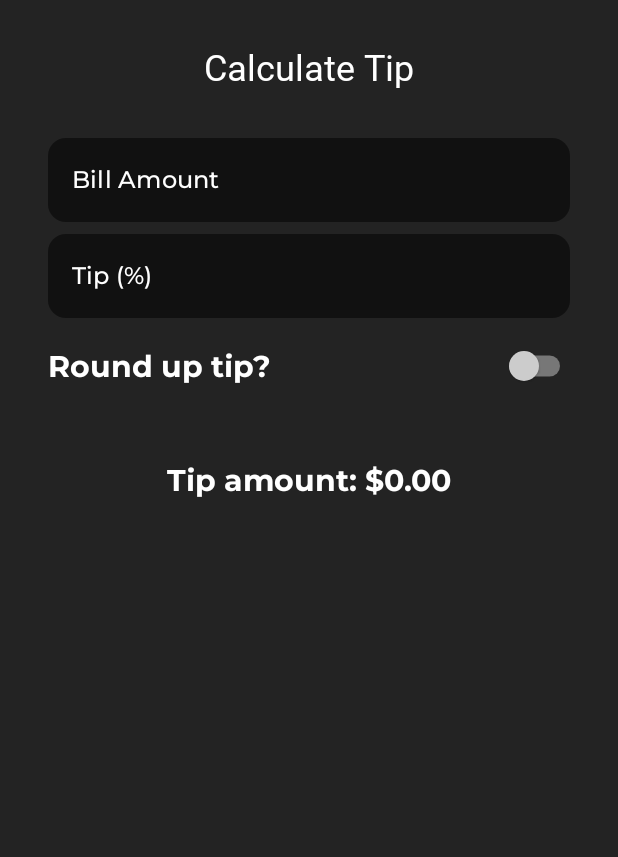
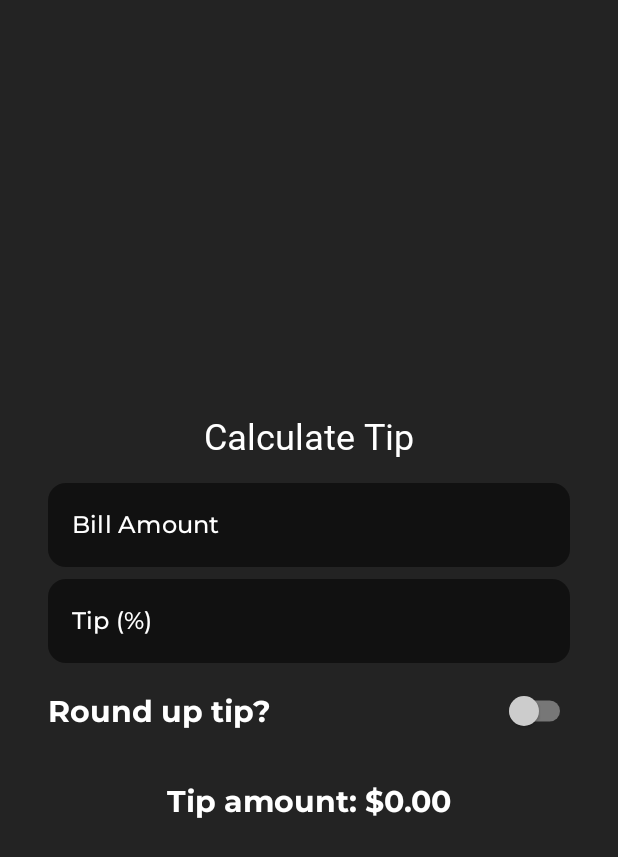
Before and after one commit to stressed-owl/TipCalculator, an Android app built with Jetpack Compose: the @Preview function Preview, on a phone screen of 412 x 824 dp. Shown: the top 857 px of the screen. Run offline under Robolectric (Android 15) with nearby library versions, the phone set to English and light mode, and no system bars; Roboto replaces fonts that are not available here.

```diff
--- a/app/src/main/java/com/nikolay/tiptime/MainActivity.kt
+++ b/app/src/main/java/com/nikolay/tiptime/MainActivity.kt
@@ -4,6 +4,7 @@ import android.os.Bundle
 import androidx.activity.ComponentActivity
 import androidx.activity.compose.setContent
 import androidx.annotation.StringRes
+import androidx.annotation.VisibleForTesting
 import androidx.compose.foundation.layout.*
 import androidx.compose.foundation.shape.RoundedCornerShape
 import androidx.compose.foundation.text.KeyboardActions
@@ -99,7 +100,8 @@ fun EditNumberField(
             focusedIndicatorColor = Color.Transparent,
             unfocusedIndicatorColor = Color.Transparent,
             textColor = Color.White,
-            backgroundColor = Color(0xFF111111)
+            backgroundColor = Color(0xFF111111),
+            cursorColor = Color.LightGray,
         )
     )
 }
@@ -125,7 +127,7 @@ fun TipTimeScreen() {
         ) {
             Column(
                 modifier = Modifier.padding(32.dp),
-                verticalArrangement = Arrangement.spacedBy(8.dp),
+                verticalArrangement = Arrangement.Center,
                 horizontalAlignment = Alignment.CenterHorizontally
             ) {
                 Text(
@@ -150,6 +152,7 @@ fun TipTimeScreen() {
                         }
                     )
                 )
+                Spacer(modifier = Modifier.height(8.dp))
                 EditNumberField(
                     value = tipInput,
                     onValueChange = { tipInput = it },
@@ -164,6 +167,7 @@ fun TipTimeScreen() {
                         }
                     )
                 )
+                Spacer(modifier = Modifier.height(8.dp))
                 RoundTheTipRow(
                     roundUp = roundUp,
                     onRoundUpChanged = { roundUp = it }
@@ -189,7 +193,8 @@ fun Preview() {
     }
 }
 
-private fun calculateTip(
+@VisibleForTesting
+internal fun calculateTip(
     amount: Double,
     tipPercent: Double,
     roundUp: Boolean
```
